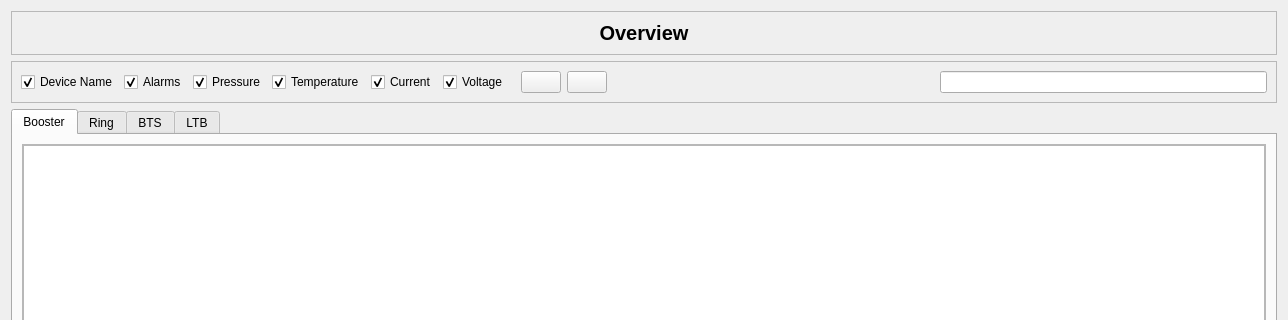
Qt form ui/agilent4uhv/main.ui (lnls-sirius/pydm-opi) before a commit; both pictures show x 0 to 1288 and y 0 to 320 of the 1288 by 858 pixel window.
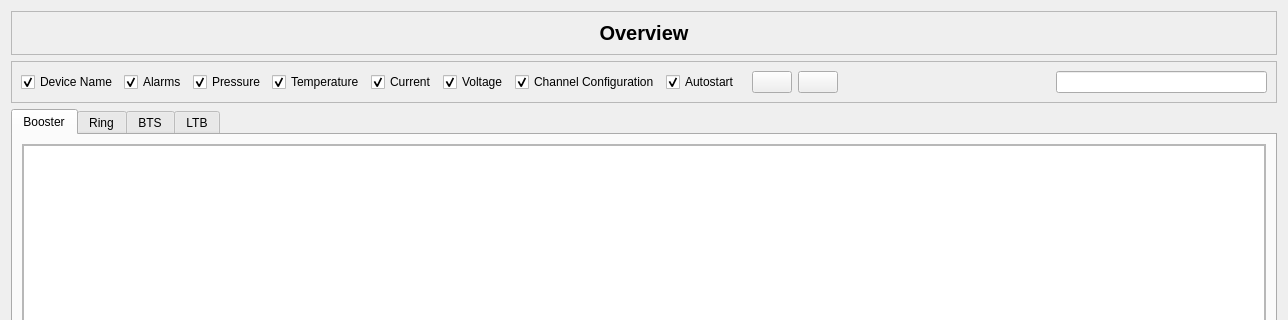
The same form after that commit. Custom widgets are drawn as their Qt base class.

Commit message: Agilent User Interface Update

Diff of the .ui file:
```diff
--- a/ui/agilent4uhv/main.ui
+++ b/ui/agilent4uhv/main.ui
@@ -226,7 +226,10 @@
       <number>1</number>
      </property>
      <layout class="QGridLayout" name="gridLayout_11">
-      <item row="0" column="11">
+      <item row="0" column="9">
+       <widget class="QWidget" name="widget" native="true"/>
+      </item>
+      <item row="0" column="13">
        <widget class="QLineEdit" name="tfFilter"/>
       </item>
       <item row="0" column="3">
@@ -272,7 +275,7 @@
         </property>
        </widget>
       </item>
-      <item row="0" column="10">
+      <item row="0" column="12">
        <spacer name="horizontalSpacer">
         <property name="orientation">
          <enum>Qt::Horizontal</enum>
@@ -285,7 +288,7 @@
         </property>
        </spacer>
       </item>
-      <item row="0" column="8">
+      <item row="0" column="10">
        <widget class="PyDMPushButton" name="btnNavLeft">
         <property name="toolTip">
          <string/>
@@ -350,7 +353,7 @@
         </property>
        </widget>
       </item>
-      <item row="0" column="9">
+      <item row="0" column="11">
        <widget class="PyDMPushButton" name="btnNavRight">
         <property name="toolTip">
          <string/>
@@ -395,6 +398,26 @@
         </property>
        </widget>
       </item>
+      <item row="0" column="7">
+       <widget class="QCheckBox" name="chChConfig">
+        <property name="text">
+         <string>Channel Configuration</string>
+        </property>
+        <property name="checked">
+         <bool>true</bool>
+        </property>
+       </widget>
+      </item>
+      <item row="0" column="8">
+       <widget class="QCheckBox" name="chAutostart">
+        <property name="text">
+         <string>Autostart</string>
+        </property>
+        <property name="checked">
+         <bool>true</bool>
+        </property>
+       </widget>
+      </item>
      </layout>
     </widget>
    </item>
```
Left out of the diff: 3 changed lines with no effect on the pictures. The commit also changes 4 other files.
